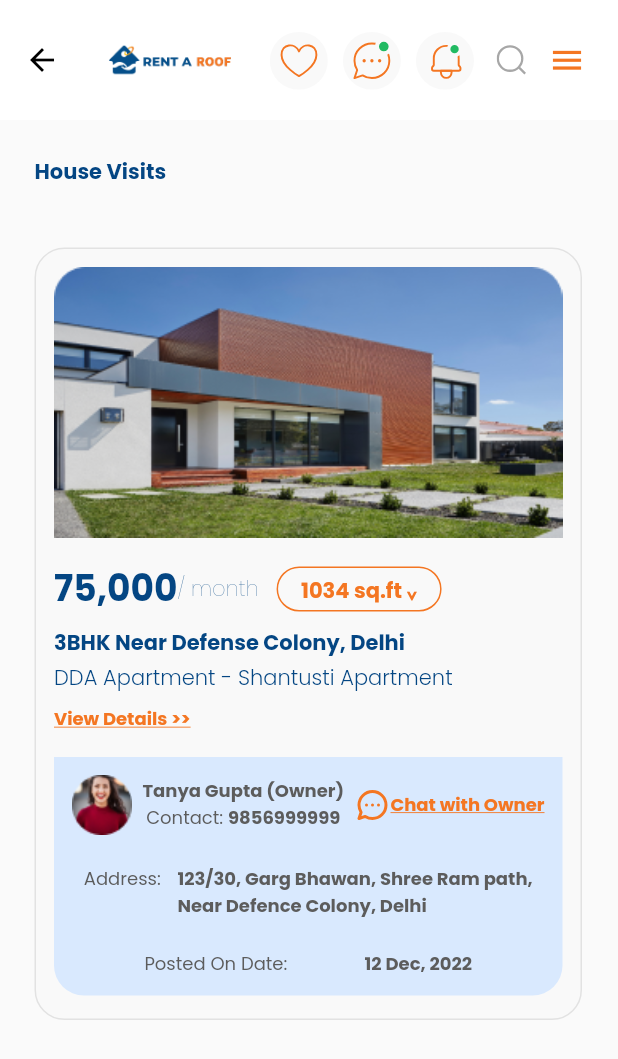
After one commit to Bohemiaking/medecy, a Flutter app: the HouseVisitPage screen opened by its route, on a phone screen of 412 x 824 dp. The commit adds this screen. Shown: the top 1059 px of the screen. Run offline on Flutter 3.47's test engine with Material 2 defaults, Android fonts, the phone set to English and light mode, and no system bars; our stand-ins replace dio, flutter_bloc, flutter_svg, google_fonts, pretty_dio_logger, shared_preferences; accounts and stored records are empty.

Commit message:
created: property container

```diff
--- a/lib/controllers/constants/app_assets.dart
+++ b/lib/controllers/constants/app_assets.dart
@@ -28,4 +28,6 @@ class AppAssets {
   static const howtouse = "assets/images/howtouse.png";
   static const howtouse1 = "assets/images/howtouse1.png";
   static const downloadIcon = "assets/images/downloadIcon.svg";
+  static const womenProfile = "assets/images/womenProfile.png";
+  static const chatICon = "assets/images/Chat_Circle_Dots.svg";
 }
--- a/lib/controllers/constants/app_routes.dart
+++ b/lib/controllers/constants/app_routes.dart
@@ -12,6 +12,8 @@ import 'package:rentaroof_agent/views/message/chat_page.dart';
 import 'package:rentaroof_agent/views/message/message_page.dart';
 import 'package:rentaroof_agent/views/notification_page.dart';
 import 'package:rentaroof_agent/views/referfriend_page.dart';
+
+import '../../views/HouseVisitPage.dart';
 
 class Routes {
   static Route? onGenerateRoute(RouteSettings settings) {
@@ -70,6 +72,9 @@ class Routes {
 
       case 'howtouse':
         return MaterialPageRoute(builder: (context) => HowtoUsePage());
+
+      case 'housevisits':
+        return MaterialPageRoute(builder: (context) => HouseVisitPage());
     }
   }
 }
--- a/lib/controllers/constants/app_theme.dart
+++ b/lib/controllers/constants/app_theme.dart
@@ -24,6 +24,11 @@ textOrange() {
 }
 
 textWhite() {
-return const TextStyle(
+  return const TextStyle(
       color: Colors.white, fontSize: 16, fontWeight: FontWeight.bold);
 }
+
+text5c5c5c() {
+  return const TextStyle(
+      color: Color(0xff5c5c5c), fontSize: 12, fontWeight: FontWeight.bold);
+}
--- /dev/null
+++ b/lib/views/HouseVisitPage.dart
@@ -0,0 +1,34 @@
+import 'package:flutter/material.dart';
+import 'package:flutter/src/widgets/container.dart';
+import 'package:flutter/src/widgets/framework.dart';
+import 'package:rentaroof_agent/controllers/constants/app_dimensions.dart';
+import 'package:rentaroof_agent/views/base/app_scaffold.dart';
+import 'package:rentaroof_agent/views/base/property_container.dart';
+
+import '../controllers/constants/app_theme.dart';
+
+class HouseVisitPage extends StatelessWidget {
+  const HouseVisitPage({super.key});
+
+  @override
+  Widget build(BuildContext context) {
+    return AppScaffold(
+        child: Column(
+      crossAxisAlignment: CrossAxisAlignment.start,
+      children: [
+        const SizedBox(
+          height: 24,
+        ),
+        Text(
+          "House Visits",
+          style: textApp(),
+        ),
+        const SizedBox(
+          height: 40,
+        ),
+        const PropertyContainer(),
+        verticalSpace(24.0)
+      ],
+    ));
+  }
+}
--- a/lib/views/base/app_drawer.dart
+++ b/lib/views/base/app_drawer.dart
@@ -28,12 +28,14 @@ class AppDrawer extends StatelessWidget {
                 ),
               ),
               profileInfo(),
-              dashboardTile(),
+              dashboardTile(() {
+                Navigator.pushNamed(context, 'dashboard');
+              }),
               const SizedBox(
                 height: 50,
               ),
               drawerTiles(AppAssets.houseVisitsIcon, "House Visits", () {
-                Navigator.pushNamed(context, 'refer');
+                Navigator.pushNamed(context, 'housevisits');
               }),
               drawerTiles(AppAssets.applicationIcon, "Applications", () {
                 Navigator.pushNamed(context, 'refer');
@@ -111,8 +113,10 @@ class AppDrawer extends StatelessWidget {
     );
   }
 
-  Widget dashboardTile() {
-    return Container(
+  Widget dashboardTile(onTap) {
+    return InkWell(
+      onTap: onTap,
+      child: Container(
         height: 52,
         width: 248,
         decoration: const BoxDecoration(
@@ -148,6 +152,7 @@ class AppDrawer extends StatelessWidget {
             ],
           ),
         ),
+      ),
     );
   }
 
--- /dev/null
+++ b/lib/views/base/property_container.dart
@@ -0,0 +1,173 @@
+import 'package:flutter/material.dart';
+import 'package:flutter_svg/svg.dart';
+
+import '../../controllers/constants/app_assets.dart';
+import '../../controllers/constants/app_dimensions.dart';
+import '../../controllers/constants/app_theme.dart';
+import 'buttons/app_button.dart';
+import 'buttons/underline_text_button.dart';
+
+class PropertyContainer extends StatelessWidget {
+  const PropertyContainer({super.key});
+
+  @override
+  Widget build(BuildContext context) {
+    return Column(
+      children: [
+        Container(
+          height: 515,
+          width: width(context) / 1,
+          decoration: BoxDecoration(
+              color: const Color(0xffF9F9F9),
+              borderRadius: BorderRadius.circular(20),
+              border: Border.all(color: const Color(0xffe2e2e2), width: 1)),
+          child: Padding(
+            padding: const EdgeInsets.all(12.0),
+            child: Column(
+              crossAxisAlignment: CrossAxisAlignment.start,
+              children: [
+                Image.asset(
+                  AppAssets.propertyImage,
+                  scale: 0.2,
+                ),
+                const SizedBox(
+                  height: 16,
+                ),
+                Row(
+                  crossAxisAlignment: CrossAxisAlignment.center,
+                  children: [
+                    Text(
+                      "75,000",
+                      style: textApp().copyWith(
+                          fontSize: 24.0, fontWeight: FontWeight.bold),
+                    ),
+                    Text("/ month",
+                        style: textApp().copyWith(fontWeight: FontWeight.w100)),
+                    const SizedBox(
+                      width: 12,
+                    ),
+                    AppButton(
+                        height: 30.0,
+                        width: 110,
+                        isColorFilled: false,
+                        txtdata: "1034 sq.ft ⌄")
+                  ],
+                ),
+                const SizedBox(
+                  height: 8,
+                ),
+                Text(
+                  "3BHK Near Defense Colony, Delhi",
+                  style: textApp(),
+                ),
+                const SizedBox(
+                  height: 2,
+                ),
+                Text(
+                  "DDA Apartment - Shantusti Apartment",
+                  style: textApp().copyWith(fontWeight: FontWeight.w300),
+                ),
+                const SizedBox(
+                  height: 8,
+                ),
+                const UnderlineTextButton(
+                  txtData: "View Details >>",
+                ),
+                const SizedBox(
+                  height: 16,
+                ),
+                Container(
+                  height: 159,
+                  decoration: const BoxDecoration(
+                      color: Color(0xffD9E9FE),
+                      borderRadius: BorderRadius.only(
+                          bottomLeft: Radius.circular(20),
+                          bottomRight: Radius.circular(20))),
+                  child: Padding(
+                    padding: const EdgeInsets.all(12.0),
+                    child: Column(
+                      crossAxisAlignment: CrossAxisAlignment.start,
+                      mainAxisAlignment: MainAxisAlignment.spaceBetween,
+                      children: [
+                        Row(
+                          mainAxisAlignment: MainAxisAlignment.spaceBetween,
+                          children: [
+                            Image.asset(AppAssets.womenProfile),
+                            Column(
+                              mainAxisAlignment: MainAxisAlignment.spaceEvenly,
+                              children: [
+                                Text(
+                                  "Tanya Gupta (Owner)",
+                                  style: text5c5c5c(),
+                                ),
+                                Row(
+                                  children: [
+                                    Text(
+                                      "Contact: ",
+                                      style: text5c5c5c().copyWith(
+                                          fontWeight: FontWeight.normal),
+                                    ),
+                                    Text(
+                                      "9856999999",
+                                      style: text5c5c5c(),
+                                    ),
+                                  ],
+                                ),
+                              ],
+                            ),
+                            Row(
+                              children: [
+                                SvgPicture.asset(AppAssets.chatICon),
+                                UnderlineTextButton(
+                                  txtData: "Chat with Owner",
+                                  onTap: () {},
+                                )
+                              ],
+                            )
+                          ],
+                        ),
+                        Row(
+                          mainAxisAlignment: MainAxisAlignment.spaceEvenly,
+                          crossAxisAlignment: CrossAxisAlignment.start,
+                          children: [
+                            Text(
+                              "Address: ",
+                              style: text5c5c5c()
+                                  .copyWith(fontWeight: FontWeight.normal),
+                            ),
+                            Text(
+                              "123/30, Garg Bhawan, Shree Ram path,\nNear Defence Colony, Delhi",
+                              style: text5c5c5c(),
+                            ),
+                          ],
+                        ),
+                        Row(
+                          mainAxisAlignment: MainAxisAlignment.spaceEvenly,
+                          crossAxisAlignment: CrossAxisAlignment.start,
+                          children: [
+                            Text(
+                              "Posted On Date: ",
+                              style: text5c5c5c()
+                                  .copyWith(fontWeight: FontWeight.normal),
+                            ),
+                            Text(
+                              "12 Dec, 2022",
+                              style: text5c5c5c(),
+                            ),
+                          ],
+                        )
+                      ],
+                    ),
+                  ),
+                )
+              ],
+            ),
+          ),
+        ),
+        const SizedBox(
+          height: 24,
+        )
+      ],
+    );
+  }
+}
--- a/lib/views/bookmark_page.dart
+++ b/lib/views/bookmark_page.dart
@@ -2,6 +2,7 @@ import 'package:flutter/material.dart';
 import 'package:rentaroof_agent/controllers/constants/app_assets.dart';
 import 'package:rentaroof_agent/controllers/constants/app_dimensions.dart';
 import 'package:rentaroof_agent/views/base/app_bar.dart';
+import 'package:rentaroof_agent/views/base/app_scaffold.dart';
 import 'package:rentaroof_agent/views/base/buttons/app_button.dart';
 import 'package:rentaroof_agent/views/base/buttons/app_image_button.dart';
 
@@ -11,18 +12,9 @@ import 'base/buttons/underline_text_button.dart';
 class BookMarkPage extends StatelessWidget {
   const BookMarkPage({super.key});
 
-
   @override
   Widget build(BuildContext context) {
-    return Scaffold(
-      appBar: appBar(context),
-      body: SizedBox(
-        height: height(context),
-        child: SafeArea(
-            child: SingleChildScrollView(
-          physics: const AlwaysScrollableScrollPhysics(),
-          child: Padding(
-            padding: const EdgeInsets.only(right: 24, left: 23),
+    return AppScaffold(
       child: Column(
         crossAxisAlignment: CrossAxisAlignment.start,
         children: [
@@ -44,9 +36,6 @@ class BookMarkPage extends StatelessWidget {
                 return bookmarkedContainer(context);
               }))
         ],
-            ),
-          ),
-        )),
       ),
     );
   }
--- a/lib/views/message/chat_page.dart
+++ b/lib/views/message/chat_page.dart
@@ -1,5 +1,6 @@
 import 'package:flutter/material.dart';
 import 'package:flutter_svg/svg.dart';
+import 'package:rentaroof_agent/views/base/app_scaffold.dart';
 
 import '../../controllers/constants/app_assets.dart';
 import '../../controllers/constants/app_dimensions.dart';
@@ -11,15 +12,7 @@ class ChatPage extends StatelessWidget {
 
   @override
   Widget build(BuildContext context) {
-    return Scaffold(
-      appBar: appBar(context),
-      body: SizedBox(
-        height: height(context),
-        child: SafeArea(
-            child: SingleChildScrollView(
-          physics: const AlwaysScrollableScrollPhysics(),
-          child: Padding(
-            padding: const EdgeInsets.only(right: 24, left: 23),
+    return AppScaffold(
       child: Column(
         crossAxisAlignment: CrossAxisAlignment.start,
         children: [
@@ -51,9 +44,6 @@ class ChatPage extends StatelessWidget {
             ),
           )
         ],
-            ),
-          ),
-        )),
       ),
     );
   }
--- a/lib/views/message/message_page.dart
+++ b/lib/views/message/message_page.dart
@@ -2,24 +2,16 @@ import 'package:flutter/material.dart';
 import 'package:rentaroof_agent/controllers/constants/app_assets.dart';
 import 'package:rentaroof_agent/controllers/constants/app_dimensions.dart';
 import 'package:rentaroof_agent/views/base/app_bar.dart';
+import 'package:rentaroof_agent/views/base/app_scaffold.dart';
 
 import '../../controllers/constants/app_theme.dart';
 
 class MessagePage extends StatelessWidget {
   const MessagePage({super.key});
 
-
   @override
   Widget build(BuildContext context) {
-    return Scaffold(
-      appBar: appBar(context),
-      body: SizedBox(
-        height: height(context),
-        child: SafeArea(
-            child: SingleChildScrollView(
-          physics: const AlwaysScrollableScrollPhysics(),
-          child: Padding(
-            padding: const EdgeInsets.only(right: 24, left: 23),
+    return AppScaffold(
       child: Column(
         crossAxisAlignment: CrossAxisAlignment.start,
         children: [
@@ -62,9 +54,6 @@ class MessagePage extends StatelessWidget {
             ),
           )
         ],
-            ),
-          ),
-        )),
       ),
     );
   }
--- a/lib/views/notification_page.dart
+++ b/lib/views/notification_page.dart
@@ -2,21 +2,14 @@ import 'package:flutter/material.dart';
 import 'package:rentaroof_agent/controllers/constants/app_dimensions.dart';
 import 'package:rentaroof_agent/controllers/constants/app_theme.dart';
 import 'package:rentaroof_agent/views/base/app_bar.dart';
+import 'package:rentaroof_agent/views/base/app_scaffold.dart';
 
 class NotificationPage extends StatelessWidget {
   const NotificationPage({super.key});
 
   @override
   Widget build(BuildContext context) {
-    return Scaffold(
-      appBar: appBar(context),
-      body: SizedBox(
-        height: height(context),
-        child: SafeArea(
-            child: SingleChildScrollView(
-          physics: const AlwaysScrollableScrollPhysics(),
-          child: Padding(
-            padding: const EdgeInsets.only(right: 24, left: 23),
+    return AppScaffold(
       child: Column(
         crossAxisAlignment: CrossAxisAlignment.start,
         children: [
@@ -39,9 +32,6 @@ class NotificationPage extends StatelessWidget {
             },
           )
         ],
-            ),
-          ),
-        )),
       ),
     );
   }
```
Also changed, not shown: assets/images/Chat_Circle_Dots.svg (added), assets/images/womenProfile.png (added). Lines whose indentation alone changed are shown as unchanged.
